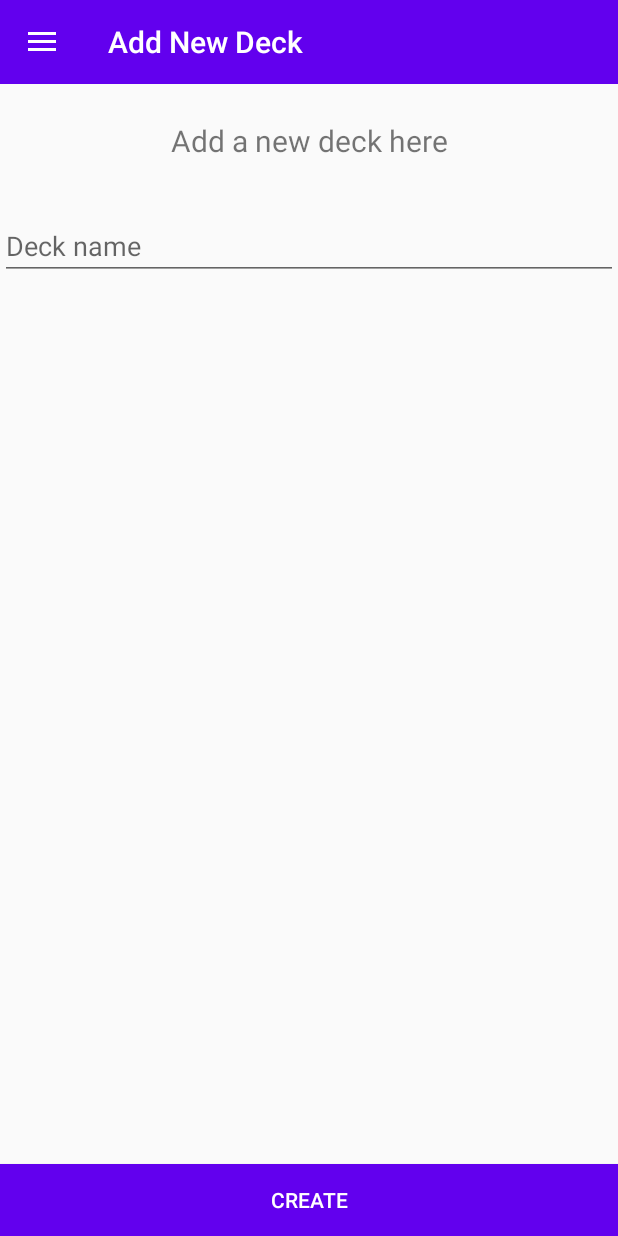
After one commit to JairZijp/HSDeckMaker, an Android app: the fragment NewDeckFragment placed in its activity, on a phone screen of 412 x 824 dp. The commit adds this screen. Run offline under Robolectric (Android 15) with nearby library versions, the phone set to English and light mode, and no system bars; our stand-ins replace Room's generated code; pictures from the network do not load; 1 statement that could not run was skipped.

Commit message:
add new deck functionality

```diff
--- a/app/build.gradle
+++ b/app/build.gradle
@@ -6,6 +6,11 @@ apply plugin: 'kotlin-kapt'
 android {
     compileSdkVersion 29
     buildToolsVersion "29.0.3"
+
+    sourceSets {
+        // Adds exported schema location as test app assets.
+        androidTest.assets.srcDirs += files("$projectDir/schemas".toString())
+    }
 
     defaultConfig {
         applicationId "com.example.hsdeckmaker"
@@ -40,6 +45,7 @@ dependencies {
     testImplementation 'junit:junit:4.12'
     androidTestImplementation 'androidx.test.ext:junit:1.1.1'
     androidTestImplementation 'androidx.test.espresso:espresso-core:3.2.0'
+    testImplementation "androidx.room:room-testing:2.2.5"
 
     // Room
     def room_version = "2.2.4"
--- a/app/src/main/java/com/example/hsdeckmaker/database/CardDao.kt
+++ b/app/src/main/java/com/example/hsdeckmaker/database/CardDao.kt
@@ -6,6 +6,7 @@ import androidx.room.Delete
 import androidx.room.Insert
 import androidx.lifecycle.LiveData
 import com.example.hsdeckmaker.model.CardItem
+import com.example.hsdeckmaker.model.Deck
 
 @Dao
 interface CardDao {
@@ -17,4 +18,10 @@ interface CardDao {
 
     @Insert
     suspend fun insertCard(card: CardItem)
+
+    @Insert
+    suspend fun insertDeck(deck: Deck)
+
+    @Query("SELECT * FROM cards where deck_id = :deckId")
+    fun getCardsFromDeck(deckId: String): LiveData<List<CardItem>>
 }
--- a/app/src/main/java/com/example/hsdeckmaker/database/CardDatabase.kt
+++ b/app/src/main/java/com/example/hsdeckmaker/database/CardDatabase.kt
@@ -5,8 +5,9 @@ import androidx.room.Database
 import android.content.Context
 import androidx.room.RoomDatabase
 import com.example.hsdeckmaker.model.CardItem
+import com.example.hsdeckmaker.model.Deck
 
-@Database(entities = [CardItem::class], version = 1, exportSchema = false)
+@Database(entities = [Deck::class, CardItem::class], version = 2, exportSchema = true)
 abstract class CardDatabase : RoomDatabase() {
     abstract fun cardDao(): CardDao
 
@@ -17,6 +18,7 @@ abstract class CardDatabase : RoomDatabase() {
         private var INSTANCE: CardDatabase? = null
 
         fun getDatabase(context: Context) : CardDatabase? {
+           // context.deleteDatabase("CARDS_DATABASE")
             if (INSTANCE == null) {
                 synchronized(CardDatabase::class.java) {
                     if (INSTANCE == null) {
--- /dev/null
+++ b/app/src/main/java/com/example/hsdeckmaker/ui/DeckViewModel.kt
@@ -0,0 +1,25 @@
+package com.example.hsdeckmaker.ui
+
+import android.app.Application
+import androidx.lifecycle.AndroidViewModel
+import androidx.lifecycle.MutableLiveData
+import com.example.hsdeckmaker.database.CardRepository
+import com.example.hsdeckmaker.model.CardItem
+import com.example.hsdeckmaker.model.Deck
+import kotlinx.coroutines.CoroutineScope
+import kotlinx.coroutines.Dispatchers
+import kotlinx.coroutines.launch
+
+class DeckViewModel(application: Application) : AndroidViewModel(application) {
+
+    private val cardsRepository = CardRepository(application.applicationContext)
+    private val ioScope = CoroutineScope(Dispatchers.IO)
+    var name: String = ""
+
+    fun insertDeck(deck: Deck) {
+        ioScope.launch {
+            cardsRepository.insertDeck(deck)
+        }
+    }
+
+}
--- a/app/src/main/java/com/example/hsdeckmaker/ui/fragments/AllCardsFragment.kt
+++ b/app/src/main/java/com/example/hsdeckmaker/ui/fragments/AllCardsFragment.kt
@@ -41,6 +41,7 @@ class AllCardsFragment : Fragment() {
         viewOfLayout = inflater!!.inflate(R.layout.fragment_all_cards, container, false)
         val gridLayoutManager = GridLayoutManager(activity, 2, RecyclerView.VERTICAL, false)
         viewOfLayout.rvCards.layoutManager = gridLayoutManager
+        getActivity()?.setTitle(getString(R.string.home_text));
 
         viewOfLayout.rvCards.viewTreeObserver.addOnGlobalLayoutListener(object : ViewTreeObserver.OnGlobalLayoutListener {
             override fun onGlobalLayout() {
@@ -77,10 +78,13 @@ class AllCardsFragment : Fragment() {
     }
 
     private fun onCardClick(card: CardItem) {
-        Log.d("onCardC;ocl", card.toString())
         cardModel = ViewModelProviders.of(activity!!).get(CardSingleViewModel::class.java)
         cardModel!!.setCard(card)
 
+        // TODO: create global method for this
+        // findNavController is not working for some reason, seems to be a problem with gradle version:
+        // https://stackoverflow.com/questions/51890039/android-unresolved-reference-findnavcontroller-error
+        // Alternative:
         val myfragment = CardFragment()
         val fragmentTransaction = fragmentManager!!.beginTransaction()
         fragmentTransaction.replace(R.id.frameLayout, myfragment)
--- /dev/null
+++ b/app/src/main/java/com/example/hsdeckmaker/ui/fragments/NewDeckFragment.kt
@@ -0,0 +1,62 @@
+package com.example.hsdeckmaker.ui.fragments
+
+import android.os.Bundle
+import android.view.LayoutInflater
+import android.view.View
+import android.view.ViewGroup
+import android.widget.Toast
+import androidx.appcompat.app.AppCompatActivity
+import androidx.fragment.app.Fragment
+import androidx.fragment.app.FragmentTransaction
+import androidx.lifecycle.ViewModelProviders
+import com.example.hsdeckmaker.R
+import com.example.hsdeckmaker.model.Deck
+import com.example.hsdeckmaker.ui.DeckViewModel
+import kotlinx.android.synthetic.main.fragment_new_deck.view.*
+
+class NewDeckFragment : Fragment() {
+
+    private lateinit var viewModel: DeckViewModel
+    private lateinit var viewOfLayout: View
+
+    companion object {
+        fun newInstance(): Fragment {
+            return NewDeckFragment()
+        }
+    }
+
+    override fun onCreate(savedInstanceState: Bundle?) {
+        super.onCreate(savedInstanceState)
+    }
+
+    override fun onCreateView(inflater: LayoutInflater, container: ViewGroup?, savedInstanceState: Bundle?): View? {
+        viewModel = ViewModelProviders.of(activity as AppCompatActivity).get(DeckViewModel::class.java)
+        viewOfLayout = inflater!!.inflate(R.layout.fragment_new_deck, container, false)
+        getActivity()?.setTitle(getString(R.string.new_deck));
+        return viewOfLayout
+    }
+
+    override fun onViewCreated(view: View, savedInstanceState: Bundle?) {
+        super.onViewCreated(view, savedInstanceState)
+
+        viewOfLayout.btnCreate.setOnClickListener {
+
+            val deck = Deck(null, viewOfLayout.textDeck.text.toString())
+            viewModel.insertDeck(deck)
+            Toast.makeText(activity, "New deck: " + viewOfLayout.textDeck.text.toString() + " created", Toast.LENGTH_SHORT).show()
+
+            // TODO: create global method for this
+            // findNavController is not working for some reason, seems to be a problem with gradle version:
+            // https://stackoverflow.com/questions/51890039/android-unresolved-reference-findnavcontroller-error
+            // Alternative:
+            val myfragment = AllCardsFragment()
+            val fragmentTransaction = fragmentManager!!.beginTransaction()
+            fragmentTransaction.replace(R.id.frameLayout, myfragment)
+            fragmentTransaction.setTransition(FragmentTransaction.TRANSIT_FRAGMENT_FADE)
+            fragmentTransaction.addToBackStack(null)
+            fragmentTransaction.commit()
+        }
+
+    }
+
+}
--- /dev/null
+++ b/app/src/main/res/layout/fragment_new_deck.xml
@@ -0,0 +1,52 @@
+<?xml version="1.0" encoding="utf-8"?>
+<androidx.constraintlayout.widget.ConstraintLayout
+    xmlns:android="http://schemas.android.com/apk/res/android"
+    xmlns:app="http://schemas.android.com/apk/res-auto"
+    xmlns:tools="http://schemas.android.com/tools"
+    android:layout_width="match_parent"
+    android:layout_height="match_parent"
+    tools:context=".ui.fragments.NewDeckFragment"
+    android:label="@string/new_deck">
+
+    <TextView
+        android:layout_width="wrap_content"
+        android:layout_height="wrap_content"
+        android:layout_marginTop="24dp"
+        android:gravity="center"
+        android:text="@string/add_new_deck"
+        android:textSize="20sp"
+        app:layout_constraintEnd_toEndOf="parent"
+        app:layout_constraintStart_toStartOf="parent"
+        app:layout_constraintTop_toTopOf="parent" />
+
+    <EditText
+        android:id="@+id/textDeck"
+        android:layout_width="0dp"
+        android:layout_height="wrap_content"
+        android:hint="@string/deck_name"
+        android:inputType="text"
+        android:maxLines="1"
+        app:layout_constraintBottom_toTopOf="@id/guideline"
+        app:layout_constraintEnd_toEndOf="parent"
+        app:layout_constraintHorizontal_bias="0.0"
+        app:layout_constraintStart_toStartOf="parent" />
+
+    <androidx.constraintlayout.widget.Guideline
+        android:id="@+id/guideline"
+        android:layout_width="wrap_content"
+        android:layout_height="wrap_content"
+        android:orientation="horizontal"
+        app:layout_constraintGuide_percent="0.17" />
+
+    <Button
+        android:id="@+id/btnCreate"
+        android:layout_width="0dp"
+        android:layout_height="wrap_content"
+        android:background="@color/colorPrimary"
+        android:text="Create"
+        android:textColor="@android:color/white"
+        app:layout_constraintBottom_toBottomOf="parent"
+        app:layout_constraintEnd_toEndOf="parent"
+        app:layout_constraintStart_toStartOf="parent" />
+
+</androidx.constraintlayout.widget.ConstraintLayout>
--- a/app/src/main/res/menu/nav_view.xml
+++ b/app/src/main/res/menu/nav_view.xml
@@ -5,5 +5,7 @@
             android:title="All Cards"/>
         <item android:id="@+id/my_deck"
             android:title="My Deck"/>
+        <item android:id="@+id/new_deck"
+            android:title="Add New Deck"/>
     </group>
 </menu>
--- a/app/src/main/res/values/strings.xml
+++ b/app/src/main/res/values/strings.xml
@@ -4,4 +4,8 @@
     <string name="my_deck">My Deck</string>
     <string name="drawerOpen">Open</string>
     <string name="drawerClose">Close</string>
+    <string name="new_deck">Add New Deck</string>
+    <string name="deck_name">Deck name</string>
+    <string name="add_new_deck">Add a new deck here</string>
+
 </resources>
```
Also changed, not shown: app/src/main/java/com/example/hsdeckmaker/database/CardRepository.kt (+10 -0 lines), app/src/main/java/com/example/hsdeckmaker/model/Card.kt (+6 -3 lines), app/src/main/java/com/example/hsdeckmaker/model/Deck.kt (added, +23 -0 lines), app/src/main/java/com/example/hsdeckmaker/ui/MainActivity.kt (+7 -0 lines), app/src/main/java/com/example/hsdeckmaker/ui/fragments/CardFragment.kt (+4 -8 lines).
